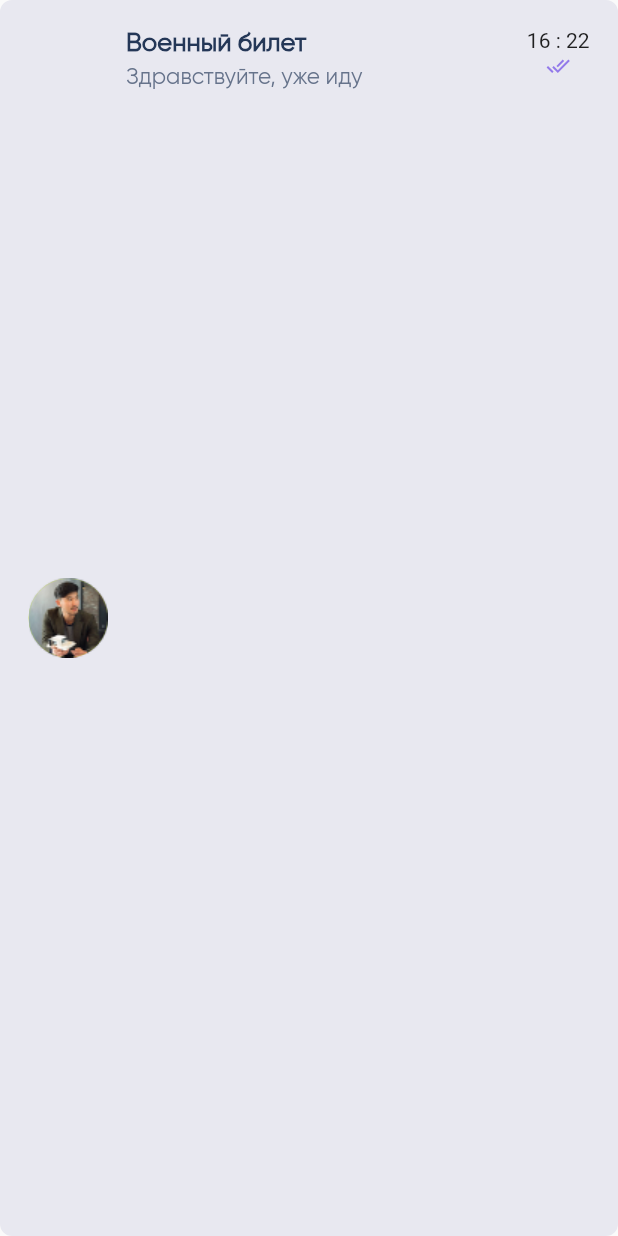
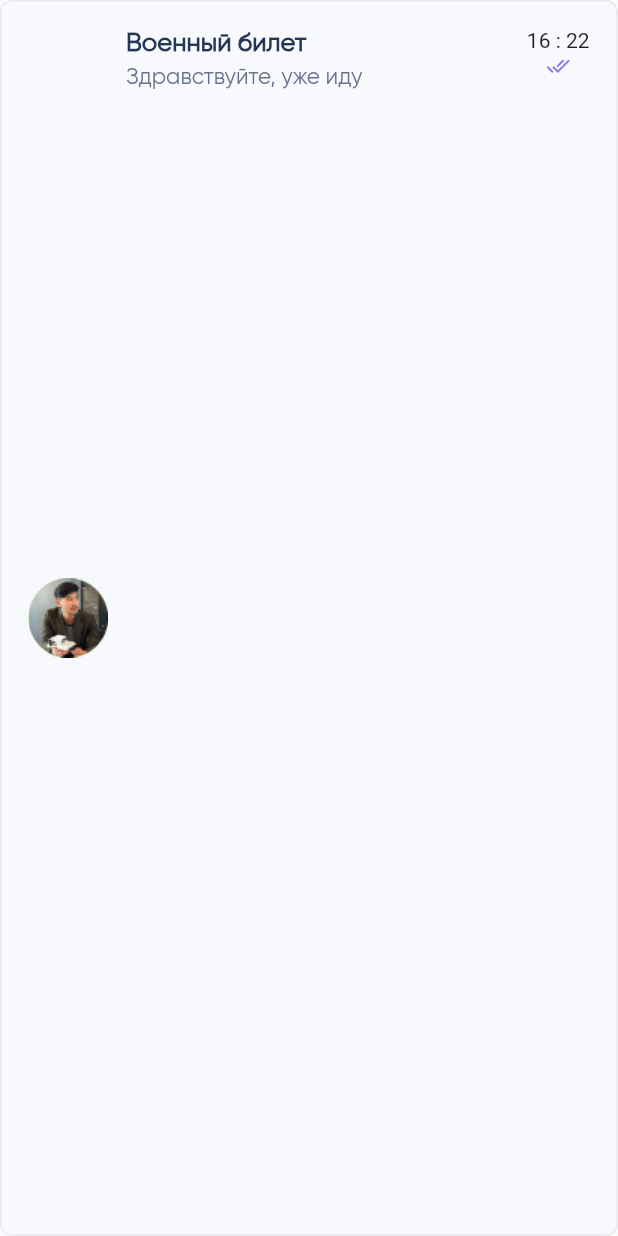
Before and after one commit to AlinaMatsyash/sms_code_test, a Flutter app: the ChatWidget widget shown alone on an empty page, opened directly with sample values from the repository, on a phone screen of 412 x 824 dp. Run offline on Flutter 3.47's test engine with Material 2 defaults, Android fonts, the phone set to English and light mode, and no system bars; our stand-ins replace bloc, dartz, dio, equatable, flutter_bloc, flutter_svg and 3 more.

Commit message:
chat 80%

```diff
--- a/lib/widgets/chat_widget.dart
+++ b/lib/widgets/chat_widget.dart
@@ -18,9 +18,9 @@ class ChatWidget extends StatelessWidget {
       },
       child: Container(
         decoration: BoxDecoration(
-          color: const Color(0xffE8E8F0),
+          color: const Color(0xffF7F9FD),
           borderRadius: BorderRadius.circular(8),
-          border: Border.all(color: const Color(0xffE8E8F0)),
+          border: Border.all(color: const Color(0xffE8E8F0), width: 1),
         ),
         child: Padding(
           padding: const EdgeInsets.all(18.0),
@@ -51,9 +51,12 @@ class ChatWidget extends StatelessWidget {
                           style: AppTypography.gilroySemiBold17
                               .copyWith(color: ColorName.color1)),
                       const SizedBox(height: 3),
-                      Text(info.messageText.last.message,
-                          style: AppTypography.gilroyRegular15
-                              .copyWith(color: ColorName.color3)),
+                      Container(
+                        width: MediaQuery.of(context).size.width -190,
+                        child: Text(info.messageText.last.message,
+                            style: AppTypography.gilroyRegular15
+                                .copyWith(color: ColorName.color3),overflow: TextOverflow.ellipsis, maxLines: 1,),
+                      ),
                     ],
                   ),
                 ],
```
Also changed, not shown: lib/screens/chat_info.dart (+30 -10 lines).
